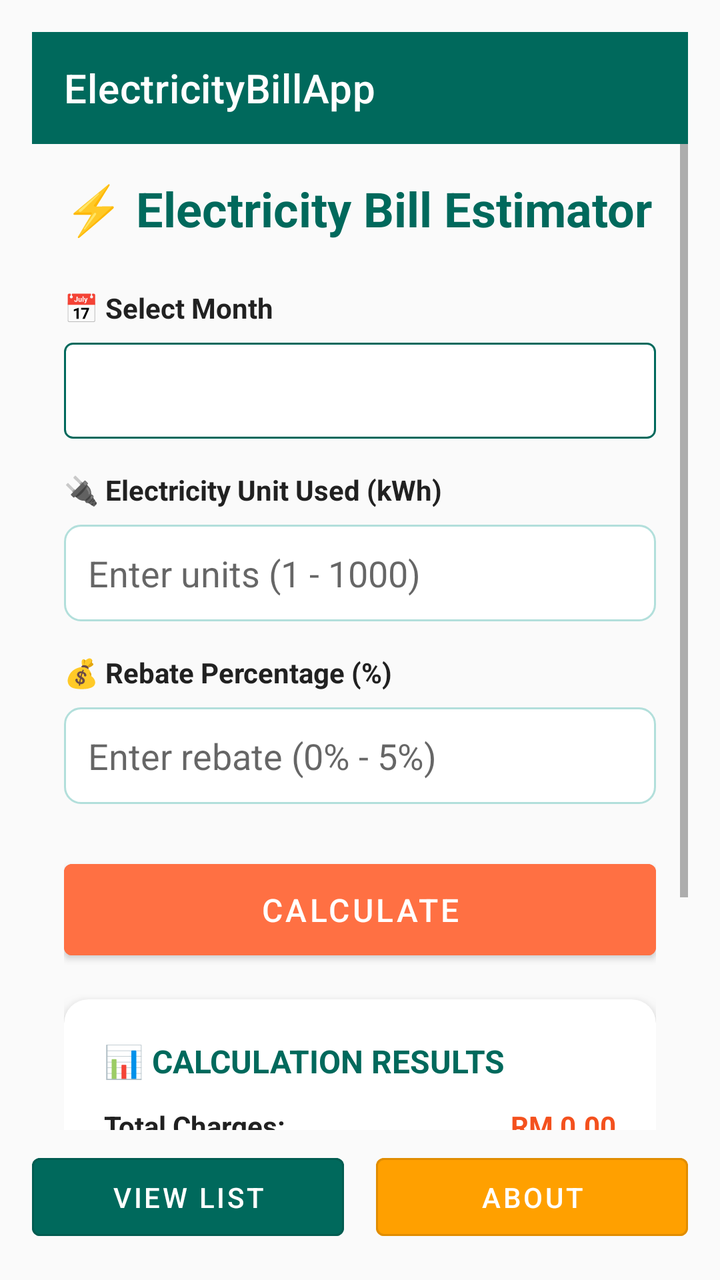
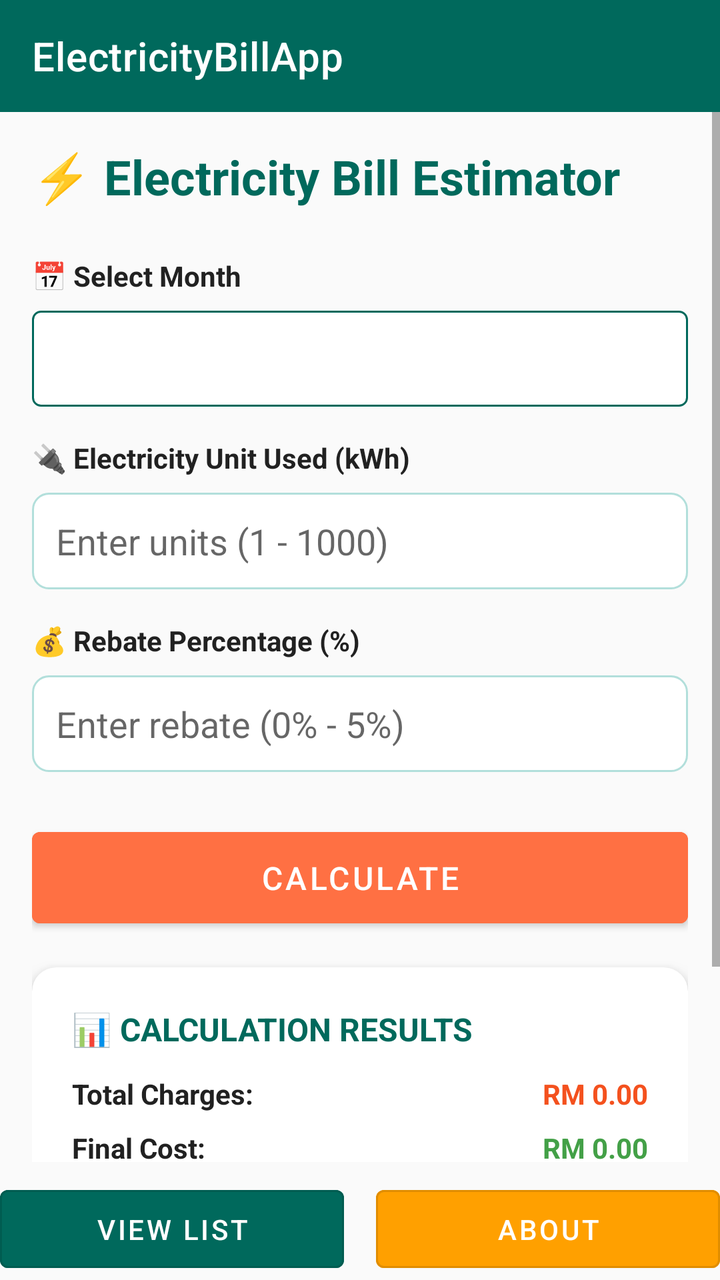

Two renders of the same Android screen: before a commit and after it. Below are the layout's source before the change and the commit's diff.
<!-- AndroidManifest.xml: application theme Theme.ElectricityBillApp -->
<!-- res/layout/activity_main.xml -->
<?xml version="1.0" encoding="utf-8"?>
<LinearLayout xmlns:android="http://schemas.android.com/apk/res/android"
    xmlns:app="http://schemas.android.com/apk/res-auto"
    xmlns:tools="http://schemas.android.com/tools"
    android:id="@+id/main"
    android:layout_width="match_parent"
    android:layout_height="match_parent"
    tools:context=".MainActivity"
    android:orientation="vertical"
    android:background="@color/background"
    android:padding="16dp">

    <androidx.appcompat.widget.Toolbar
        android:id="@+id/toolbar"
        android:layout_width="match_parent"
        android:layout_height="?attr/actionBarSize"
        android:background="@color/primary"
        app:titleTextColor="@android:color/white"
        app:title="@string/app_name" />

    <ScrollView
        android:layout_width="match_parent"
        android:layout_height="0dp"
        android:layout_weight="1">

        <LinearLayout
            android:layout_width="match_parent"
            android:layout_height="wrap_content"
            android:orientation="vertical"
            android:padding="16dp">

            <TextView
                android:layout_width="wrap_content"
                android:layout_height="wrap_content"
                android:text="@string/app_title"
                android:textSize="24sp"
                android:textStyle="bold"
                android:textColor="@color/primary"
                android:layout_marginBottom="24dp"/>

            <TextView
                android:layout_width="wrap_content"
                android:layout_height="wrap_content"
                android:text="@string/month_label"
                android:textStyle="bold"
                android:textColor="@color/text_primary"
                android:layout_marginBottom="8dp"/>

            <Spinner
                android:id="@+id/spinnerMonth"
                android:layout_width="match_parent"
                android:layout_height="48dp"
                android:background="@drawable/spinner_background"
                android:layout_marginBottom="16dp"
                android:minHeight="48dp" />

            <TextView
                android:layout_width="wrap_content"
                android:layout_height="wrap_content"
                android:text="@string/unit_label"
                android:textStyle="bold"
                android:textColor="@color/text_primary"
                android:layout_marginBottom="8dp"/>

            <EditText
                android:id="@+id/editTextUnit"
                android:layout_width="match_parent"
                android:layout_height="wrap_content"
                android:inputType="number"
                android:hint="@string/unit_hint"
                android:background="@drawable/edittext_background"
                android:padding="12dp"
                android:layout_marginBottom="16dp"
                android:autofillHints="number"
                tools:targetApi="o" />

            <TextView
                android:layout_width="wrap_content"
                android:layout_height="wrap_content"
                android:text="@string/rebate_label"
                android:textStyle="bold"
                android:textColor="@color/text_primary"
                android:layout_marginBottom="8dp"/>

            <EditText
                android:id="@+id/editTextRebate"
                android:layout_width="match_parent"
                android:layout_height="wrap_content"
                android:inputType="numberDecimal"
                android:hint="@string/rebate_hint"
                android:background="@drawable/edittext_background"
                android:padding="12dp"
                android:layout_marginBottom="24dp"
                android:autofillHints="number_percentage" />

            <Button
                android:id="@+id/buttonCalculate"
                android:layout_width="match_parent"
                android:layout_height="wrap_content"
                android:text="@string/calculate"
                android:textColor="@android:color/white"
                android:backgroundTint="@color/accent"
                app:iconGravity="textStart"
                android:padding="12dp"
                android:textAllCaps="false"
                android:textSize="16sp"
                android:layout_marginBottom="16dp"/>

            <androidx.cardview.widget.CardView
                android:layout_width="match_parent"
                android:layout_height="wrap_content"
                app:cardCornerRadius="12dp"
                app:cardElevation="6dp"
                app:cardBackgroundColor="@color/surface"
                android:layout_marginBottom="16dp">

                <LinearLayout
                    android:layout_width="match_parent"
                    android:layout_height="wrap_content"
                    android:orientation="vertical"
                    android:padding="20dp">

                    <TextView
                        android:layout_width="wrap_content"
                        android:layout_height="wrap_content"
                        android:text="@string/results_title"
                        android:textStyle="bold"
                        android:textSize="16sp"
                        android:textColor="@color/primary"
                        android:layout_marginBottom="12dp"/>

                    <LinearLayout
                        android:layout_width="match_parent"
                        android:layout_height="wrap_content"
                        android:orientation="horizontal"
                        android:layout_marginBottom="8dp">

                        <TextView
                            android:layout_width="0dp"
                            android:layout_height="wrap_content"
                            android:layout_weight="1"
                            android:text="@string/total_charges"
                            android:textStyle="bold"
                            android:textColor="@color/text_primary"/>

                        <TextView
                            android:id="@+id/textViewTotalCharges"
                            android:layout_width="wrap_content"
                            android:layout_height="wrap_content"
                            android:text="RM 0.00"
                            android:textStyle="bold"
                            android:textColor="@color/accent_dark"/>
                    </LinearLayout>

                    <LinearLayout
                        android:layout_width="match_parent"
                        android:layout_height="wrap_content"
                        android:orientation="horizontal">

                        <TextView
                            android:layout_width="0dp"
                            android:layout_height="wrap_content"
                            android:layout_weight="1"
                            android:text="@string/final_cost"
                            android:textStyle="bold"
                            android:textColor="@color/text_primary"/>

                        <TextView
                            android:id="@+id/textViewFinalCost"
                            android:layout_width="wrap_content"
                            android:layout_height="wrap_content"
                            android:text="RM 0.00"
                            android:textStyle="bold"
                            android:textColor="@color/success"/>
                    </LinearLayout>
                </LinearLayout>
            </androidx.cardview.widget.CardView>

            <Button
                android:id="@+id/buttonSave"
                android:layout_width="match_parent"
                android:layout_height="wrap_content"
                android:text="@string/save"
                android:textColor="@android:color/white"
                android:backgroundTint="@color/success"
                app:iconGravity="textStart"
                android:enabled="false"
                android:padding="12dp"
                android:textAllCaps="false"
                android:textSize="16sp"
                android:layout_marginBottom="8dp"/>

        </LinearLayout>
    </ScrollView>

    <LinearLayout
        android:layout_width="match_parent"
        android:layout_height="wrap_content"
        android:orientation="horizontal"
        android:layout_marginTop="8dp"
        android:gravity="center">

        <Button
            android:id="@+id/buttonViewList"
            android:layout_width="0dp"
            android:layout_height="wrap_content"
            android:layout_weight="1"
            android:text="@string/view_list"
            android:textColor="@android:color/white"
            android:backgroundTint="@color/primary"
            app:iconGravity="textStart"
            android:layout_marginEnd="8dp"
            android:padding="10dp"
            android:textAllCaps="false"
            android:textSize="14sp"
            style="?attr/materialButtonOutlinedStyle" />

        <Button
            android:id="@+id/buttonAbout"
            android:layout_width="0dp"
            android:layout_height="wrap_content"
            android:layout_weight="1"
            android:text="@string/about"
            android:textColor="@android:color/white"
            android:backgroundTint="@color/warning"
            app:iconGravity="textStart"
            android:layout_marginStart="8dp"
            android:padding="10dp"
            android:textAllCaps="false"
            android:textSize="14sp"
            style="?attr/materialButtonOutlinedStyle" />

    </LinearLayout>

</LinearLayout>
<!-- resources referenced by this layout -->
<resources>
  <color name="accent">#FF7043</color>
  <color name="accent_dark">#F4511E</color>
  <color name="background">#FAFAFA</color>
  <color name="primary">#00695C</color>
  <color name="success">#43A047</color>
  <color name="surface">#FFFFFF</color>
  <color name="text_primary">#212121</color>
  <color name="warning">#FFA000</color>
  <!-- drawable edittext_background (drawable) -->
  <?xml version="1.0" encoding="utf-8"?>
  <shape xmlns:android="http://schemas.android.com/apk/res/android">
      android:shape="rectangle">
      <solid android:color="@android:color/white"/>
      <stroke android:width="1dp" android:color="@color/primary_light"/>
      <corners android:radius="8dp"/>
      <padding android:left="12dp" android:top="12dp" android:right="12dp" android:bottom="12dp"/>
  
  </shape>
  <!-- drawable spinner_background (drawable) -->
  <?xml version="1.0" encoding="utf-8"?>
  <shape xmlns:android="http://schemas.android.com/apk/res/android">
      android:shape="rectangle">
      <solid android:color="@android:color/white"/>
      <stroke android:width="1dp" android:color="@color/primary"/>
      <corners android:radius="4dp"/>
  
  </shape>
  <string name="about">ABOUT</string>
  <string name="app_name">ElectricityBillApp</string>
  <string name="app_title">⚡ Electricity Bill Estimator</string>
  <string name="calculate">CALCULATE</string>
  <string name="final_cost">Final Cost:</string>
  <string name="month_label">📅 Select Month</string>
  <string name="rebate_hint">Enter rebate (0% - 5%)</string>
  <string name="rebate_label">💰 Rebate Percentage (%)</string>
  <string name="results_title">📊 CALCULATION RESULTS</string>
  <string name="save">SAVE TO DATABASE</string>
  <string name="total_charges">Total Charges:</string>
  <string name="unit_hint">Enter units (1 - 1000)</string>
  <string name="unit_label">🔌 Electricity Unit Used (kWh)</string>
  <string name="view_list">VIEW LIST</string>
  <style name="Theme.ElectricityBillApp" parent="Theme.MaterialComponents.DayNight.NoActionBar">
          
          <item name="android:statusBarColor">@color/primary_variant</item>
          
          <item name="colorPrimary">@color/primary</item>
          <item name="colorPrimaryDark">@color/primary_variant</item>
          <item name="colorAccent">@color/accent</item>
          
          <item name="colorSecondary">@color/accent</item>
          <item name="android:colorBackground">@color/background</item>
      </style>
  <color name="primary_light">#B2DFDB</color>
  <color name="primary_variant">#004D40</color>
</resources>

<!-- the commit's change to res/layout/activity_main.xml (unified diff, before → after) -->
@@ -7,8 +7,7 @@
     android:layout_height="match_parent"
     tools:context=".MainActivity"
     android:orientation="vertical"
-    android:background="@color/background"
-    android:padding="16dp">
+    android:background="@color/background">
 
     <androidx.appcompat.widget.Toolbar
         android:id="@+id/toolbar"
